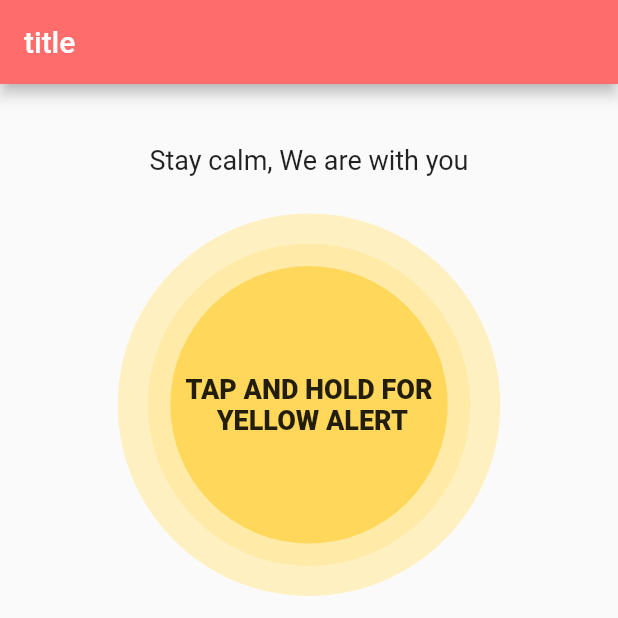
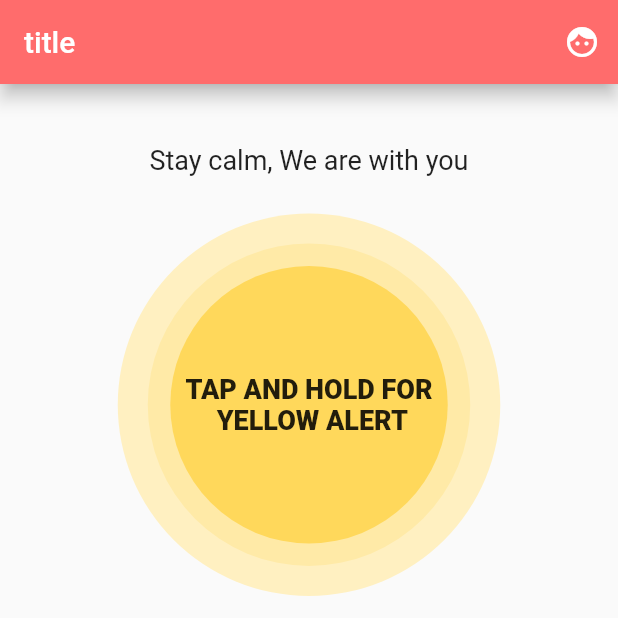
Before and after one commit to psk907/hacktable, a Flutter app: the screen it shows after launch, item 2 of the bottom bar chosen, on a phone screen of 412 x 824 dp, the top half of it. Run offline on Flutter 3.47's test engine with Material 2 defaults, Android fonts, the phone set to English and light mode, and no system bars; our stand-ins replace dio, flutter_svg, get_it, google_fonts; missing offline and left inert: sms_maintained; Roboto replaces fonts that are missing (Mukta).

Commit message:
App bar profile icon added

```diff
--- a/lib/app.dart
+++ b/lib/app.dart
@@ -39,6 +39,13 @@ class _AppState extends State<App> with SingleTickerProviderStateMixin {
       appBar: AppBar(
         backgroundColor: Palette.AppBarBackground,
         title: Text('title'),
+        elevation: 5.0,
+        actions: [
+          IconButton(
+            icon: Icon(Icons.face_rounded),
+            onPressed: ()=>{},
+          ),
+        ],
       ),
       body: _buildBody(),
       bottomNavigationBar:
```
